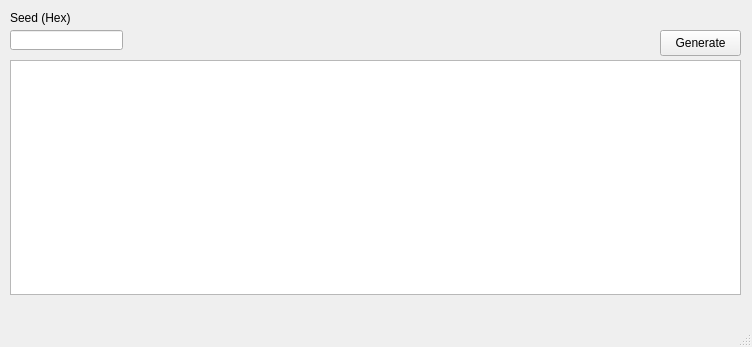
Admiral-Fish/PokeFinder, file Forms/Gen3/JirachiGeneration.ui: the form before one commit.
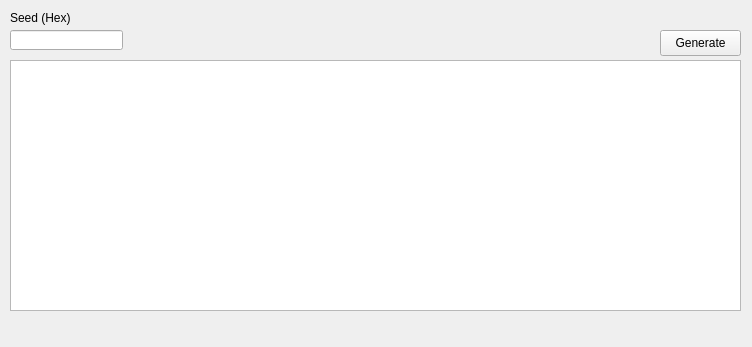
The form after the commit. Custom widgets are drawn as their Qt base class.

The edit to the form file:
```diff
--- a/Forms/Gen3/JirachiGeneration.ui
+++ b/Forms/Gen3/JirachiGeneration.ui
@@ -61,7 +61,7 @@
       <x>10</x>
       <y>60</y>
       <width>731</width>
-      <height>235</height>
+      <height>251</height>
      </rect>
     </property>
     <property name="maximumSize">
@@ -119,7 +119,6 @@
     </rect>
    </property>
   </widget>
-  <widget class="QStatusBar" name="statusbar"/>
  </widget>
  <customwidgets>
   <customwidget>
```
Left out of the diff: 2 changed lines with no effect on the pictures.
